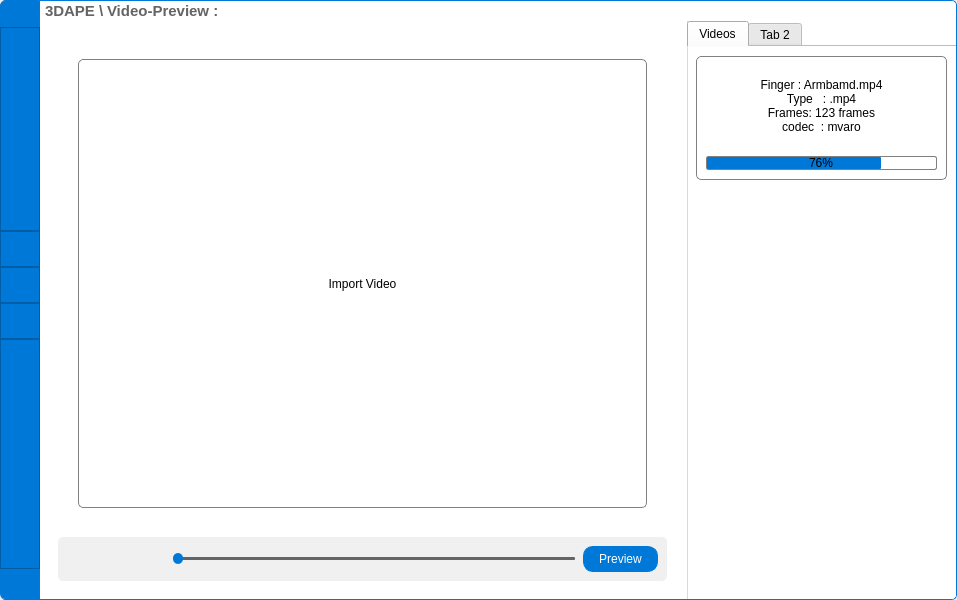
The window that New.ui (PixellQ/3DAPE) describes before a commit, drawn with Qt 5.
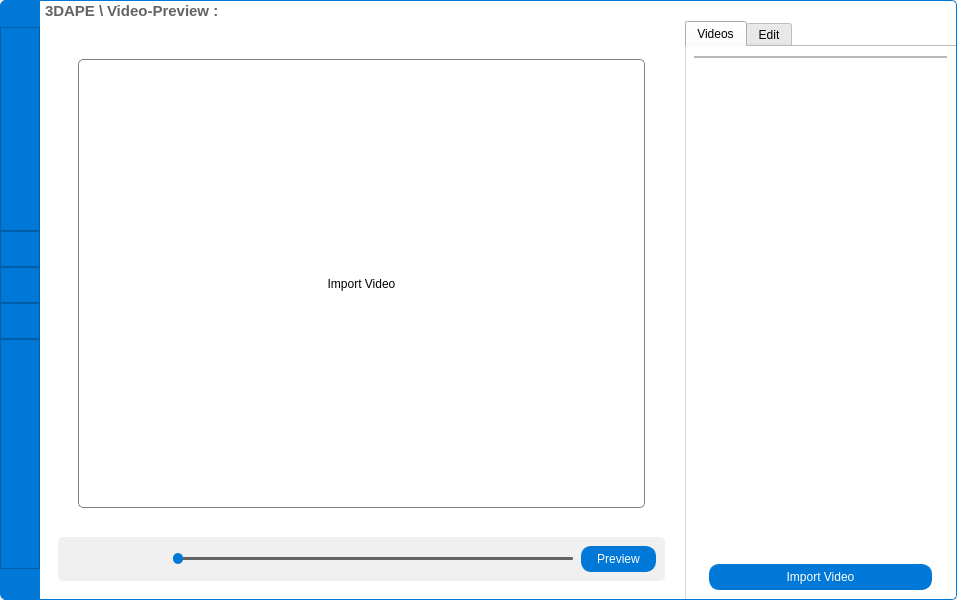
The same window after the commit. Icons and pictures are not drawn.

```diff
--- a/New.ui
+++ b/New.ui
@@ -1188,20 +1188,14 @@
                                     <number>0</number>
                                    </property>
                                    <item alignment="Qt::AlignTop">
-                                    <widget class="QWidget" name="VideoDetailWidget" native="true">
-                                     <property name="sizePolicy">
-                                      <sizepolicy hsizetype="Preferred" vsizetype="Preferred">
-                                       <horstretch>0</horstretch>
-                                       <verstretch>0</verstretch>
-                                      </sizepolicy>
+                                    <widget class="QFrame" name="VideoDetailContainer">
+                                     <property name="frameShape">
+                                      <enum>QFrame::StyledPanel</enum>
                                      </property>
-                                     <property name="styleSheet">
-                                      <string notr="true">#VideoDetailWidget{
-	background-color: #fffff;
-	border: 1px solid gray;
-	border-radius: 5px;}</string>
+                                     <property name="frameShadow">
+                                      <enum>QFrame::Raised</enum>
                                      </property>
-                                     <layout class="QGridLayout" name="gridLayout_28">
+                                     <layout class="QVBoxLayout" name="verticalLayout_6">
                                       <property name="leftMargin">
                                        <number>0</number>
                                       </property>
@@ -1214,83 +1208,50 @@
                                       <property name="bottomMargin">
                                        <number>0</number>
                                       </property>
-                                      <property name="spacing">
+                                     </layout>
+                                    </widget>
+                                   </item>
+                                   <item alignment="Qt::AlignBottom">
+                                    <widget class="QWidget" name="VideoImportSection" native="true">
+                                     <layout class="QHBoxLayout" name="horizontalLayout_6">
+                                      <property name="leftMargin">
+                                       <number>15</number>
+                                      </property>
+                                      <property name="topMargin">
+                                       <number>15</number>
+                                      </property>
+                                      <property name="rightMargin">
+                                       <number>15</number>
+                                      </property>
+                                      <property name="bottomMargin">
                                        <number>0</number>
                                       </property>
-                                      <item row="0" column="0">
-                                       <widget class="QPushButton" name="VideoDetailButton">
-                                        <property name="sizePolicy">
-                                         <sizepolicy hsizetype="Expanding" vsizetype="Fixed">
-                                          <horstretch>0</horstretch>
-                                          <verstretch>0</verstretch>
-                                         </sizepolicy>
-                                        </property>
-                                        <property name="minimumSize">
-                                         <size>
-                                          <width>0</width>
-                                          <height>100</height>
-                                         </size>
-                                        </property>
+                                      <item>
+                                       <widget class="QPushButton" name="VideoImportBtn">
                                         <property name="styleSheet">
-                                         <string notr="true">#VideoDetailButton
-{
-	background-position: center;
-	background-repeat: no-repeat;
-	border: none;
-	border-radius: 5px;
-	text-align: center;
-	padding: -20px;
+                                         <string notr="true">#VideoImportBtn{
+	border: 1px solid gray;
+	border-radius: 10px;
+	border-color: rgb(0, 120, 215);
+	background-color: rgb(0, 120, 215);
+	color: rgb(255, 255, 255);
+	padding: 5px;
+	padding-left: 15px;
+	padding-right: 15px;
+}
+
+#VideoImportBtn::hover{
+    background-color:rgb(0, 108, 190);
+    border-color:  rgb(0, 120, 215);
+}
+
+#VideoImportBtn::selected{
+	color: rgb(0, 0, 0);
+    background-color: rgb(255, 255, 255);
 }</string>
                                         </property>
                                         <property name="text">
-                                         <string>Finger : Armbamd.mp4
-Type   : .mp4
-Frames: 123 frames
-codec  : mvaro</string>
-                                        </property>
-                                        <property name="icon">
-                                         <iconset>
-                                          <normaloff>Tests/fc10e406-8445-4868-a2d4-526497fcd9bc_Untitled.png</normaloff>Tests/fc10e406-8445-4868-a2d4-526497fcd9bc_Untitled.png</iconset>
-                                        </property>
-                                        <property name="iconSize">
-                                         <size>
-                                          <width>120</width>
-                                          <height>120</height>
-                                         </size>
-                                        </property>
-                                       </widget>
-                                      </item>
-                                      <item row="1" column="0">
-                                       <widget class="QProgressBar" name="VideoDetailBar">
-                                        <property name="sizePolicy">
-                                         <sizepolicy hsizetype="Expanding" vsizetype="Preferred">
-                                          <horstretch>0</horstretch>
-                                          <verstretch>0</verstretch>
-                                         </sizepolicy>
-                                        </property>
-                                        <property name="styleSheet">
-                                         <string notr="true">#VideoDetailBar{
-	margin: 10px;
-	margin-top: 0px;
-	margin-bottom: 10px;
-	padding-bottom: -10px;
-	border: 1px solid gray;
-	border-radius: 2px;}
-
-#VideoDetailBar::chunk{
-	background-color: rgb(0, 120, 215);
-	margin-top: 0px;
-	margin-bottom: 10px;
-	padding-bottom: -10px;
-	border: 1px solid gray;
-	border-color: rgb(0, 120, 215);
-	border-radius: 1px;}</string>
-                                        </property>
-                                        <property name="value">
-                                         <number>76</number>
-                                        </property>
-                                        <property name="alignment">
-                                         <set>Qt::AlignHCenter|Qt::AlignTop</set>
+                                         <string>Import Video</string>
                                         </property>
                                        </widget>
                                       </item>
@@ -1307,7 +1268,7 @@
                              </widget>
                              <widget class="QWidget" name="VideoEditTab">
                               <attribute name="title">
-                               <string>Tab 2</string>
+                               <string>Edit</string>
                               </attribute>
                              </widget>
                             </widget>
```
Left out of the diff: 2 changed lines with no effect on the pictures.
